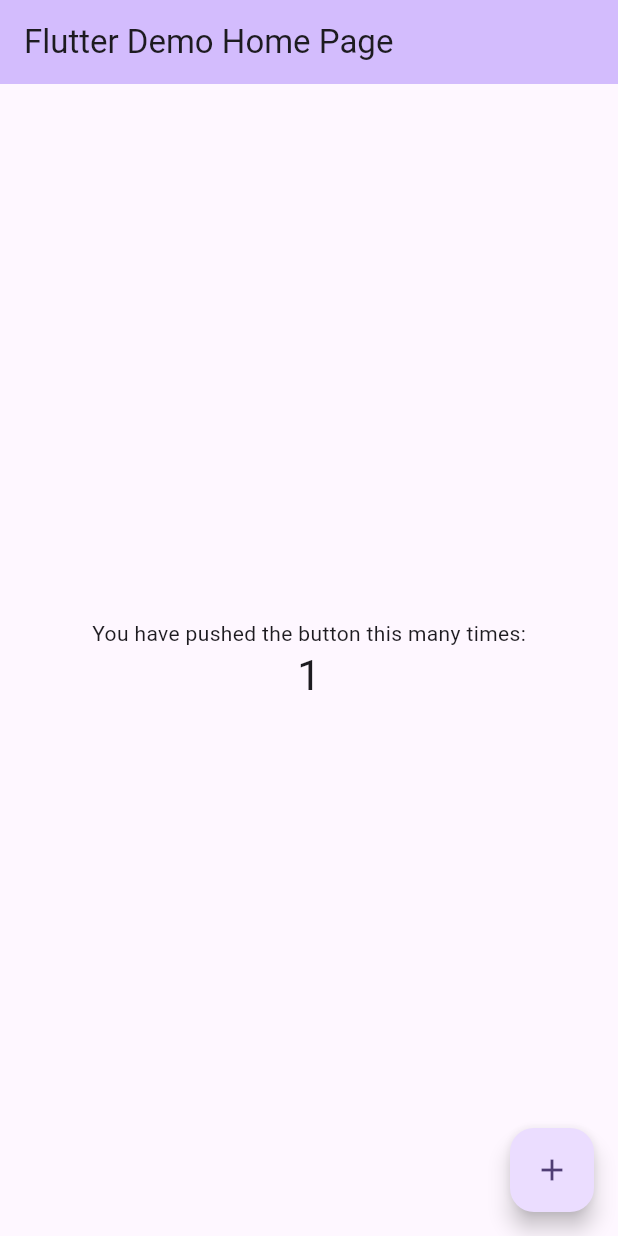
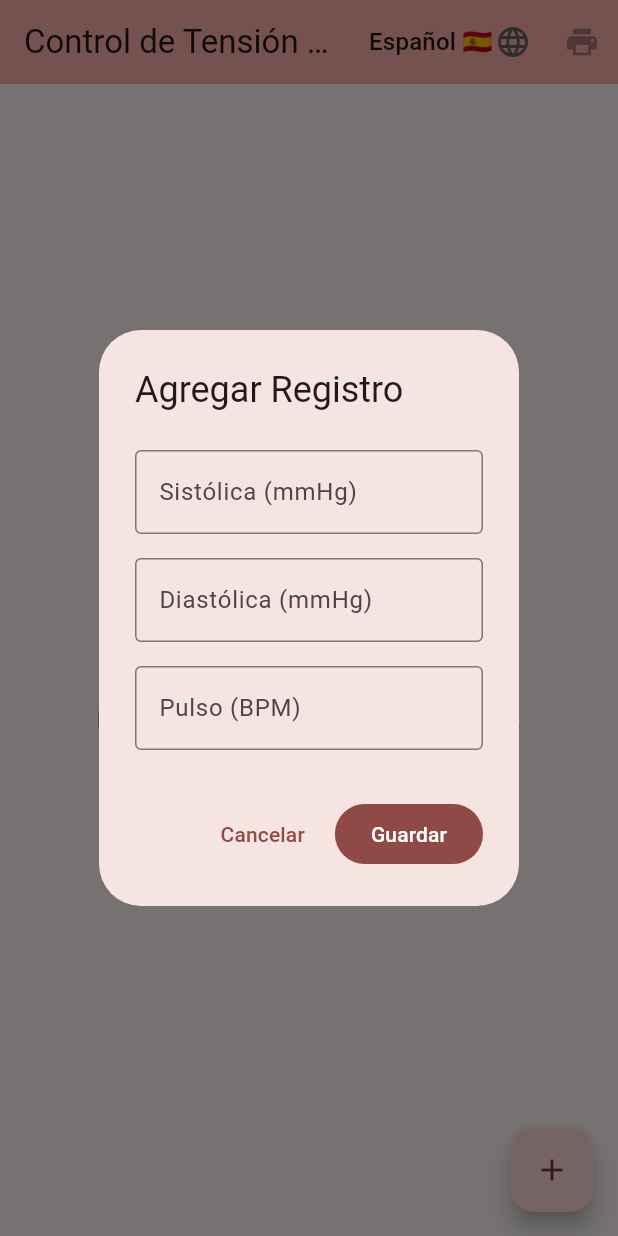
Before and after one commit to could-ai/019b056e-fe80-7367-87ad-cd1a0a5dea87, a Flutter app: the screen it shows after launch, after a tap on the "add" icon, on a phone screen of 412 x 824 dp. Run offline on Flutter 3.47's test engine with Material 3 defaults, Android fonts, the phone set to English and light mode, and no system bars; our stand-ins replace pdf, printing.

Commit message:
Added dependencies for internationalization (intl), PDF generation (pdf), and printing/sharing (printing).; Replaced main.dart with a complete Blood Pressure tracking application. Features include: bilingual support (Spanish/German), list of measurements, color-coded indicators, and PDF export/printing functionality.

```diff
--- a/usr/lib/main.dart
+++ b/usr/lib/main.dart
@@ -1,123 +1,332 @@
+import 'dart:typed_data';
+
 import 'package:flutter/material.dart';
+import 'package:intl/intl.dart';
+import 'package:pdf/pdf.dart';
+import 'package:pdf/widgets.dart' as pw;
+import 'package:printing/printing.dart';
 
 void main() {
-  runApp(const MyApp());
+  runApp(const BloodPressureApp());
 }
 
-class MyApp extends StatelessWidget {
-  const MyApp({super.key});
+// --- Model ---
+class BloodPressureRecord {
+  final DateTime date;
+  final int systolic;
+  final int diastolic;
+  final int pulse;
 
-  // This widget is the root of your application.
-  @override
-  Widget build(BuildContext context) {
-    return MaterialApp(
-      title: 'Flutter Demo',
-      debugShowCheckedModeBanner: false,
-      theme: ThemeData(
-        // This is the theme of your application.
-        //
-        // TRY THIS: Try running your application with "flutter run". You'll see
-        // the application has a purple toolbar. Then, without quitting the app,
-        // try changing the seedColor in the colorScheme below to Colors.green
-        // and then invoke "hot reload" (save your changes or press the "hot
-        // reload" button in a Flutter-supported IDE, or press "r" if you used
-        // the command line to start the app).
-        //
-        // Notice that the counter didn't reset back to zero; the application
-        // state is not lost during the reload. To reset the state, use hot
-        // restart instead.
-        //
-        // This works for code too, not just values: Most code changes can be
-        // tested with just a hot reload.
-        colorScheme: ColorScheme.fromSeed(seedColor: Colors.deepPurple),
-      ),
-      initialRoute: '/',
-      routes: {
-        '/': (context) => const MyHomePage(title: 'Flutter Demo Home Page'),
+  BloodPressureRecord({
+    required this.date,
+    required this.systolic,
+    required this.diastolic,
+    required this.pulse,
+  });
+}
+
+// --- Localization ---
+class AppStrings {
+  static const Map<String, Map<String, String>> _localizedValues = {
+    'es': {
+      'appTitle': 'Control de Tensión Arterial',
+      'date': 'Fecha',
+      'systolic': 'Sistólica (mmHg)',
+      'diastolic': 'Diastólica (mmHg)',
+      'pulse': 'Pulso (BPM)',
+      'addRecord': 'Agregar Registro',
+      'save': 'Guardar',
+      'cancel': 'Cancelar',
+      'printPdf': 'Imprimir / Compartir PDF',
+      'emptyList': 'No hay registros. Pulse + para agregar.',
+      'language': 'Idioma',
+      'sysShort': 'Sis',
+      'diaShort': 'Dia',
+      'pulShort': 'Pul',
+      'errorInvalid': 'Por favor ingrese números válidos',
     },
-    );
+    'de': {
+      'appTitle': 'Blutdruckkontrolle',
+      'date': 'Datum',
+      'systolic': 'Systolisch (mmHg)',
+      'diastolic': 'Diastolisch (mmHg)',
+      'pulse': 'Puls (BPM)',
+      'addRecord': 'Eintrag hinzufügen',
+      'save': 'Speichern',
+      'cancel': 'Abbrechen',
+      'printPdf': 'Drucken / PDF teilen',
+      'emptyList': 'Keine Einträge. Drücken Sie +, um hinzuzufügen.',
+      'language': 'Sprache',
+      'sysShort': 'Sys',
+      'diaShort': 'Dia',
+      'pulShort': 'Pul',
+      'errorInvalid': 'Bitte geben Sie gültige Zahlen ein',
+    },
+  };
+
+  static String get(String key, String langCode) {
+    return _localizedValues[langCode]?[key] ?? key;
   }
 }
 
-class MyHomePage extends StatefulWidget {
-  const MyHomePage({super.key, required this.title});
-
-  // This widget is the home page of your application. It is stateful, meaning
-  // that it has a State object (defined below) that contains fields that affect
-  // how it looks.
-
-  // This class is the configuration for the state. It holds the values (in this
-  // case the title) provided by the parent (in this case the App widget) and
-  // used by the build method of the State. Fields in a Widget subclass are
-  // always marked "final".
-
-  final String title;
+class BloodPressureApp extends StatefulWidget {
+  const BloodPressureApp({super.key});
 
   @override
-  State<MyHomePage> createState() => _MyHomePageState();
+  State<BloodPressureApp> createState() => _BloodPressureAppState();
 }
 
-class _MyHomePageState extends State<MyHomePage> {
-  int _counter = 0;
+class _BloodPressureAppState extends State<BloodPressureApp> {
+  String _currentLang = 'es'; // Default to Spanish
 
-  void _incrementCounter() {
+  // Sample data
+  final List<BloodPressureRecord> _records = [];
+
+  void _toggleLanguage(String? newLang) {
+    if (newLang != null) {
       setState(() {
-      // This call to setState tells the Flutter framework that something has
-      // changed in this State, which causes it to rerun the build method below
-      // so that the display can reflect the updated values. If we changed
-      // _counter without calling setState(), then the build method would not be
-      // called again, and so nothing would appear to happen.
-      _counter++;
+        _currentLang = newLang;
       });
+    }
+  }
+
+  void _addRecord(BloodPressureRecord record) {
+    setState(() {
+      _records.insert(0, record); // Add to top
+    });
+  }
+
+  void _deleteRecord(int index) {
+    setState(() {
+      _records.removeAt(index);
+    });
+  }
+
+  // --- PDF Generation ---
+  Future<void> _printDoc() async {
+    final doc = pw.Document();
+    final font = await PdfGoogleFonts.nunitoExtraLight();
+
+    // Headers based on current language
+    final title = AppStrings.get('appTitle', _currentLang);
+    final hDate = AppStrings.get('date', _currentLang);
+    final hSys = AppStrings.get('systolic', _currentLang);
+    final hDia = AppStrings.get('diastolic', _currentLang);
+    final hPul = AppStrings.get('pulse', _currentLang);
+
+    doc.addPage(
+      pw.Page(
+        pageFormat: PdfPageFormat.a4,
+        build: (pw.Context context) {
+          return pw.Column(
+            children: [
+              pw.Header(
+                level: 0,
+                child: pw.Text(title, style: pw.TextStyle(font: font, fontSize: 24)),
+              ),
+              pw.SizedBox(height: 20),
+              pw.TableHelper.fromTextArray(
+                context: context,
+                border: pw.TableBorder.all(),
+                headerStyle: pw.TextStyle(font: font, fontWeight: pw.FontWeight.bold),
+                cellStyle: pw.TextStyle(font: font),
+                headers: [hDate, hSys, hDia, hPul],
+                data: _records.map((r) => [
+                  DateFormat('yyyy-MM-dd HH:mm').format(r.date),
+                  r.systolic.toString(),
+                  r.diastolic.toString(),
+                  r.pulse.toString(),
+                ]).toList(),
+              ),
+              pw.Footer(
+                leading: pw.Text(DateFormat('yyyy-MM-dd').format(DateTime.now())),
+                trailing: pw.Text('Page ${context.pageNumber}'),
+              ),
+            ],
+          );
+        },
+      ),
+    );
+
+    await Printing.layoutPdf(
+      onLayout: (PdfPageFormat format) async => doc.save(),
+      name: 'blood_pressure_report.pdf',
+    );
   }
 
   @override
   Widget build(BuildContext context) {
-    // This method is rerun every time setState is called, for instance as done
-    // by the _incrementCounter method above.
-    //
-    // The Flutter framework has been optimized to make rerunning build methods
-    // fast, so that you can just rebuild anything that needs updating rather
-    // than having to individually change instances of widgets.
+    return MaterialApp(
+      title: 'Blood Pressure App',
+      debugShowCheckedModeBanner: false,
+      theme: ThemeData(
+        colorScheme: ColorScheme.fromSeed(seedColor: Colors.redAccent),
+        useMaterial3: true,
+      ),
+      initialRoute: '/',
+      routes: {
+        '/': (context) => _buildHomePage(context),
+      },
+    );
+  }
+
+  Widget _buildHomePage(BuildContext context) {
     return Scaffold(
       appBar: AppBar(
-        // TRY THIS: Try changing the color here to a specific color (to
-        // Colors.amber, perhaps?) and trigger a hot reload to see the AppBar
-        // change color while the other colors stay the same.
+        title: Text(AppStrings.get('appTitle', _currentLang)),
         backgroundColor: Theme.of(context).colorScheme.inversePrimary,
-        // Here we take the value from the MyHomePage object that was created by
-        // the App.build method, and use it to set our appbar title.
-        title: Text(widget.title),
+        actions: [
+          // Language Switcher
+          DropdownButtonHideUnderline(
+            child: DropdownButton<String>(
+              value: _currentLang,
+              icon: const Icon(Icons.language),
+              items: const [
+                DropdownMenuItem(value: 'es', child: Text('Español 🇪🇸')),
+                DropdownMenuItem(value: 'de', child: Text('Deutsch 🇩🇪')),
+              ],
+              onChanged: _toggleLanguage,
             ),
-      body: Center(
-        // Center is a layout widget. It takes a single child and positions it
-        // in the middle of the parent.
+          ),
+          const SizedBox(width: 10),
+          // Print Button
+          IconButton(
+            icon: const Icon(Icons.print),
+            tooltip: AppStrings.get('printPdf', _currentLang),
+            onPressed: _records.isNotEmpty ? _printDoc : null,
+          ),
+        ],
+      ),
+      body: _records.isEmpty
+          ? Center(
               child: Column(
-          // Column is also a layout widget. It takes a list of children and
-          // arranges them vertically. By default, it sizes itself to fit its
-          // children horizontally, and tries to be as tall as its parent.
-          //
-          // Column has various properties to control how it sizes itself and
-          // how it positions its children. Here we use mainAxisAlignment to
-          // center the children vertically; the main axis here is the vertical
-          // axis because Columns are vertical (the cross axis would be
-          // horizontal).
-          //
-          // TRY THIS: Invoke "debug painting" (choose the "Toggle Debug Paint"
-          // action in the IDE, or press "p" in the console), to see the
-          // wireframe for each widget.
                 mainAxisAlignment: MainAxisAlignment.center,
-          children: <Widget>[
-            const Text('You have pushed the button this many times:'),
-            Text('$_counter', style: Theme.of(context).textTheme.headlineMedium),
+                children: [
+                  const Icon(Icons.favorite_border, size: 64, color: Colors.grey),
+                  const SizedBox(height: 16),
+                  Text(
+                    AppStrings.get('emptyList', _currentLang),
+                    style: const TextStyle(fontSize: 16, color: Colors.grey),
+                  ),
+                ],
+              ),
+            )
+          : ListView.builder(
+              itemCount: _records.length,
+              itemBuilder: (context, index) {
+                final record = _records[index];
+                return Dismissible(
+                  key: ValueKey(record),
+                  background: Container(color: Colors.red),
+                  onDismissed: (_) => _deleteRecord(index),
+                  child: Card(
+                    margin: const EdgeInsets.symmetric(horizontal: 10, vertical: 5),
+                    child: ListTile(
+                      leading: CircleAvatar(
+                        backgroundColor: _getBpColor(record.systolic, record.diastolic),
+                        child: const Icon(Icons.favorite, color: Colors.white, size: 20),
+                      ),
+                      title: Text(
+                        DateFormat('yyyy-MM-dd HH:mm').format(record.date),
+                        style: const TextStyle(fontWeight: FontWeight.bold),
+                      ),
+                      subtitle: Row(
+                        mainAxisAlignment: MainAxisAlignment.spaceBetween,
+                        children: [
+                          Text('${AppStrings.get('sysShort', _currentLang)}: ${record.systolic}'),
+                          Text('${AppStrings.get('diaShort', _currentLang)}: ${record.diastolic}'),
+                          Text('${AppStrings.get('pulShort', _currentLang)}: ${record.pulse}'),
                         ],
                       ),
                     ),
+                  ),
+                );
+              },
+            ),
       floatingActionButton: FloatingActionButton(
-        onPressed: _incrementCounter,
-        tooltip: 'Increment',
+        onPressed: () => _showAddDialog(context),
         child: const Icon(Icons.add),
-      ), // This trailing comma makes auto-formatting nicer for build methods.
+      ),
+    );
+  }
+
+  Color _getBpColor(int sys, int dia) {
+    // Simple color coding logic
+    if (sys > 140 || dia > 90) return Colors.red;
+    if (sys > 120 || dia > 80) return Colors.orange;
+    return Colors.green;
+  }
+
+  void _showAddDialog(BuildContext context) {
+    final sysController = TextEditingController();
+    final diaController = TextEditingController();
+    final pulController = TextEditingController();
+    final formKey = GlobalKey<FormState>();
+
+    showDialog(
+      context: context,
+      builder: (ctx) => AlertDialog(
+        title: Text(AppStrings.get('addRecord', _currentLang)),
+        content: Form(
+          key: formKey,
+          child: SingleChildScrollView(
+            child: Column(
+              mainAxisSize: MainAxisSize.min,
+              children: [
+                _buildNumberField(sysController, AppStrings.get('systolic', _currentLang)),
+                _buildNumberField(diaController, AppStrings.get('diastolic', _currentLang)),
+                _buildNumberField(pulController, AppStrings.get('pulse', _currentLang)),
+              ],
+            ),
+          ),
+        ),
+        actions: [
+          TextButton(
+            onPressed: () => Navigator.pop(ctx),
+            child: Text(AppStrings.get('cancel', _currentLang)),
+          ),
+          FilledButton(
+            onPressed: () {
+              if (formKey.currentState!.validate()) {
+                final sys = int.tryParse(sysController.text);
+                final dia = int.tryParse(diaController.text);
+                final pul = int.tryParse(pulController.text);
+
+                if (sys != null && dia != null && pul != null) {
+                  _addRecord(BloodPressureRecord(
+                    date: DateTime.now(),
+                    systolic: sys,
+                    diastolic: dia,
+                    pulse: pul,
+                  ));
+                  Navigator.pop(ctx);
+                }
+              }
+            },
+            child: Text(AppStrings.get('save', _currentLang)),
+          ),
+        ],
+      ),
+    );
+  }
+
+  Widget _buildNumberField(TextEditingController controller, String label) {
+    return Padding(
+      padding: const EdgeInsets.symmetric(vertical: 8.0),
+      child: TextFormField(
+        controller: controller,
+        decoration: InputDecoration(
+          labelText: label,
+          border: const OutlineInputBorder(),
+        ),
+        keyboardType: TextInputType.number,
+        validator: (value) {
+          if (value == null || value.isEmpty || int.tryParse(value) == null) {
+            return AppStrings.get('errorInvalid', _currentLang);
+          }
+          return null;
+        },
+      ),
     );
   }
 }
```
Also changed, not shown: usr/pubspec.yaml (+5 -70 lines). Lines whose indentation alone changed are shown as unchanged.
